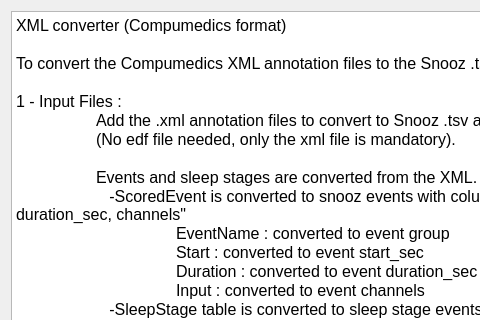
Old version of the form tools/CEAMSTools/ConvertXMLCompumedics/IntroStep/Ui_IntroStep.ui in the repository SnoozToolbox/snooz-package-ceams; both pictures show x 0 to 480 and y 0 to 320 of the 730 by 590 pixel window.
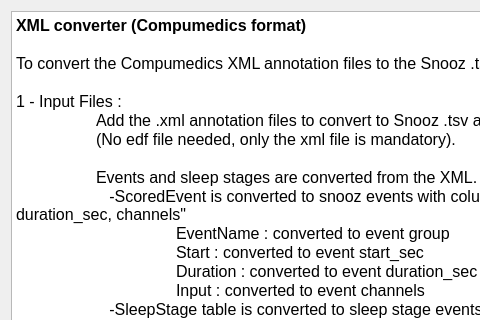
New version of the form.

Diff of the .ui file:
```diff
--- a/tools/CEAMSTools/ConvertXMLCompumedics/IntroStep/Ui_IntroStep.ui
+++ b/tools/CEAMSTools/ConvertXMLCompumedics/IntroStep/Ui_IntroStep.ui
@@ -18,36 +18,39 @@
    </property>
    <item>
     <widget class="QTextEdit" name="textEdit">
+     <property name="readOnly">
+      <bool>true</bool>
+     </property>
      <property name="html">
-      <string>&lt;!DOCTYPE HTML PUBLIC "-//W3C//DTD HTML 4.0//EN" "http://www.w3.org/TR/REC-html40/strict.dtd"&gt;
-&lt;html&gt;&lt;head&gt;&lt;meta name="qrichtext" content="1" /&gt;&lt;style type="text/css"&gt;
+      <string>&lt;!DOCTYPE HTML PUBLIC &quot;-//W3C//DTD HTML 4.0//EN&quot; &quot;http://www.w3.org/TR/REC-html40/strict.dtd&quot;&gt;
+&lt;html&gt;&lt;head&gt;&lt;meta name=&quot;qrichtext&quot; content=&quot;1&quot; /&gt;&lt;style type=&quot;text/css&quot;&gt;
 p, li { white-space: pre-wrap; }
-&lt;/style&gt;&lt;/head&gt;&lt;body style=" font-family:'Roboto'; font-size:12pt; font-weight:400; font-style:normal;"&gt;
-&lt;p style=" margin-top:0px; margin-bottom:0px; margin-left:0px; margin-right:0px; -qt-block-indent:0; text-indent:0px;"&gt;&lt;span style=" font-size:12pt font-weight:600;"&gt;XML converter (Compumedics format)&lt;/span&gt;&lt;/p&gt;
-&lt;p style="-qt-paragraph-type:empty; margin-top:0px; margin-bottom:0px; margin-left:0px; margin-right:0px; -qt-block-indent:0; text-indent:0px; font-size:12pt"&gt;&lt;br /&gt;&lt;/p&gt;
-&lt;p style=" margin-top:0px; margin-bottom:0px; margin-left:0px; margin-right:0px; -qt-block-indent:0; text-indent:0px;"&gt;&lt;span style=" font-size:12pt"&gt;To convert the Compumedics XML annotation files to the Snooz .tsv annotation file.&lt;/span&gt;&lt;/p&gt;
-&lt;p style="-qt-paragraph-type:empty; margin-top:0px; margin-bottom:0px; margin-left:0px; margin-right:0px; -qt-block-indent:0; text-indent:0px; font-size:12pt"&gt;&lt;br /&gt;&lt;/p&gt;
-&lt;p style=" margin-top:0px; margin-bottom:0px; margin-left:0px; margin-right:0px; -qt-block-indent:0; text-indent:0px;"&gt;&lt;span style=" font-size:12pt text-decoration: underline;"&gt;1 - Input Files : &lt;/span&gt;&lt;/p&gt;
-&lt;p style=" margin-top:0px; margin-bottom:0px; margin-left:0px; margin-right:0px; -qt-block-indent:0; text-indent:0px;"&gt;&lt;span style=" font-size:12pt"&gt;	Add the .xml annotation files to convert to Snooz .tsv annotation file.&lt;/span&gt;&lt;/p&gt;
-&lt;p style=" margin-top:0px; margin-bottom:0px; margin-left:0px; margin-right:0px; -qt-block-indent:0; text-indent:0px;"&gt;&lt;span style=" font-size:12pt"&gt;	(No edf file needed, only the xml file is mandatory).&lt;/span&gt;&lt;/p&gt;
-&lt;p style="-qt-paragraph-type:empty; margin-top:0px; margin-bottom:0px; margin-left:0px; margin-right:0px; -qt-block-indent:0; text-indent:0px; font-size:12pt"&gt;&lt;br /&gt;&lt;/p&gt;
-&lt;p style=" margin-top:0px; margin-bottom:0px; margin-left:0px; margin-right:0px; -qt-block-indent:0; text-indent:0px;"&gt;&lt;span style=" font-size:12pt"&gt;	Events and sleep stages are converted from the XML.&lt;/span&gt;&lt;/p&gt;
-&lt;p style=" margin-top:0px; margin-bottom:0px; margin-left:0px; margin-right:0px; -qt-block-indent:0; text-indent:0px;"&gt;&lt;span style=" font-size:12pt"&gt;	   -ScoredEvent is converted to snooz events with columns : &amp;quot;group, name, start_sec, duration_sec, channels&amp;quot;&lt;/span&gt;&lt;/p&gt;
-&lt;p style=" margin-top:0px; margin-bottom:0px; margin-left:0px; margin-right:0px; -qt-block-indent:0; text-indent:0px;"&gt;&lt;span style=" font-size:12pt"&gt;	   	EventName : converted to event group&lt;/span&gt;&lt;/p&gt;
-&lt;p style=" margin-top:0px; margin-bottom:0px; margin-left:0px; margin-right:0px; -qt-block-indent:0; text-indent:0px;"&gt;&lt;span style=" font-size:12pt"&gt;	   	Start : converted to event start_sec&lt;/span&gt;&lt;/p&gt;
-&lt;p style=" margin-top:0px; margin-bottom:0px; margin-left:0px; margin-right:0px; -qt-block-indent:0; text-indent:0px;"&gt;&lt;span style=" font-size:12pt"&gt;	   	Duration : converted to event duration_sec&lt;/span&gt;&lt;/p&gt;
-&lt;p style=" margin-top:0px; margin-bottom:0px; margin-left:0px; margin-right:0px; -qt-block-indent:0; text-indent:0px;"&gt;&lt;span style=" font-size:12pt"&gt;	   	Input : converted to event channels&lt;/span&gt;&lt;/p&gt;
-&lt;p style=" margin-top:0px; margin-bottom:0px; margin-left:0px; margin-right:0px; -qt-block-indent:0; text-indent:0px;"&gt;&lt;span style=" font-size:12pt"&gt;	   -SleepStage table is converted to sleep stage events&lt;/span&gt;&lt;/p&gt;
-&lt;p style=" margin-top:0px; margin-bottom:0px; margin-left:0px; margin-right:0px; -qt-block-indent:0; text-indent:0px;"&gt;&lt;span style=" font-size:12pt"&gt;		group : &amp;quot;stage&amp;quot;&lt;/span&gt;&lt;/p&gt;
-&lt;p style=" margin-top:0px; margin-bottom:0px; margin-left:0px; margin-right:0px; -qt-block-indent:0; text-indent:0px;"&gt;&lt;span style=" font-size:12pt"&gt;		name : table value (i.e. 0, 1, 2, 3, 5, 6, 7, 9)&lt;/span&gt;&lt;/p&gt;
-&lt;p style=" margin-top:0px; margin-bottom:0px; margin-left:0px; margin-right:0px; -qt-block-indent:0; text-indent:0px;"&gt;&lt;span style=" font-size:12pt"&gt;		start_sec : start of the epoch (s)&lt;/span&gt;&lt;/p&gt;
-&lt;p style=" margin-top:0px; margin-bottom:0px; margin-left:0px; margin-right:0px; -qt-block-indent:0; text-indent:0px;"&gt;&lt;span style=" font-size:12pt"&gt;		duration_sec : EpochLength (from the xml file)&lt;/span&gt;&lt;/p&gt;
-&lt;p style="-qt-paragraph-type:empty; margin-top:0px; margin-bottom:0px; margin-left:0px; margin-right:0px; -qt-block-indent:0; text-indent:0px; font-size:12pt"&gt;&lt;br /&gt;&lt;/p&gt;
-&lt;p style=" margin-top:0px; margin-bottom:0px; margin-left:0px; margin-right:0px; -qt-block-indent:0; text-indent:0px;"&gt;&lt;span style=" font-size:12pt text-decoration: underline;"&gt;Output : &lt;/span&gt;&lt;/p&gt;
-&lt;p style=" margin-top:0px; margin-bottom:0px; margin-left:0px; margin-right:0px; -qt-block-indent:0; text-indent:0px;"&gt;&lt;span style=" font-size:12pt"&gt;	The generated files have the same name as the input files except for the extension which is tsv instead of xml.&lt;/span&gt;&lt;/p&gt;
-&lt;p style=" margin-top:0px; margin-bottom:0px; margin-left:0px; margin-right:0px; -qt-block-indent:0; text-indent:0px;"&gt;&lt;span style=" font-size:12pt"&gt;	To use the generated annotation files in Snooz, the PSG files must have the same name as the annotation files.&lt;/span&gt;&lt;/p&gt;
-&lt;p style=" margin-top:0px; margin-bottom:0px; margin-left:0px; margin-right:0px; -qt-block-indent:0; text-indent:0px;"&gt;&lt;span style=" font-size:12pt"&gt;	i.e. subject1.edf and subject1.tsv &lt;/span&gt;&lt;span style=" font-size:12pt font-weight:600;"&gt;is valid &lt;/span&gt;&lt;span style=" font-size:12pt"&gt;and subject1.edf and subject1_annotation.tsv &lt;/span&gt;&lt;span style=" font-size:12pt font-weight:600;"&gt;is not valid&lt;/span&gt;&lt;span style=" font-size:12pt"&gt;. &lt;/span&gt;&lt;/p&gt;
-&lt;p style="-qt-paragraph-type:empty; margin-top:0px; margin-bottom:0px; margin-left:0px; margin-right:0px; -qt-block-indent:0; text-indent:0px; font-size:12pt"&gt;&lt;br /&gt;&lt;/p&gt;&lt;/body&gt;&lt;/html&gt;</string>
+&lt;/style&gt;&lt;/head&gt;&lt;body style=&quot; font-family:'Roboto'; font-size:12pt; font-weight:400; font-style:normal;&quot;&gt;
+&lt;p style=&quot; margin-top:0px; margin-bottom:0px; margin-left:0px; margin-right:0px; -qt-block-indent:0; text-indent:0px;&quot;&gt;&lt;span style=&quot; font-weight:600;&quot;&gt;XML converter (Compumedics format)&lt;/span&gt;&lt;/p&gt;
+&lt;p style=&quot;-qt-paragraph-type:empty; margin-top:0px; margin-bottom:0px; margin-left:0px; margin-right:0px; -qt-block-indent:0; text-indent:0px;&quot;&gt;&lt;br /&gt;&lt;/p&gt;
+&lt;p style=&quot; margin-top:0px; margin-bottom:0px; margin-left:0px; margin-right:0px; -qt-block-indent:0; text-indent:0px;&quot;&gt;To convert the Compumedics XML annotation files to the Snooz .tsv annotation file.&lt;/p&gt;
+&lt;p style=&quot;-qt-paragraph-type:empty; margin-top:0px; margin-bottom:0px; margin-left:0px; margin-right:0px; -qt-block-indent:0; text-indent:0px;&quot;&gt;&lt;br /&gt;&lt;/p&gt;
+&lt;p style=&quot; margin-top:0px; margin-bottom:0px; margin-left:0px; margin-right:0px; -qt-block-indent:0; text-indent:0px;&quot;&gt;1 - Input Files : &lt;/p&gt;
+&lt;p style=&quot; margin-top:0px; margin-bottom:0px; margin-left:0px; margin-right:0px; -qt-block-indent:0; text-indent:0px;&quot;&gt;	Add the .xml annotation files to convert to Snooz .tsv annotation file.&lt;/p&gt;
+&lt;p style=&quot; margin-top:0px; margin-bottom:0px; margin-left:0px; margin-right:0px; -qt-block-indent:0; text-indent:0px;&quot;&gt;	(No edf file needed, only the xml file is mandatory).&lt;/p&gt;
+&lt;p style=&quot;-qt-paragraph-type:empty; margin-top:0px; margin-bottom:0px; margin-left:0px; margin-right:0px; -qt-block-indent:0; text-indent:0px;&quot;&gt;&lt;br /&gt;&lt;/p&gt;
+&lt;p style=&quot; margin-top:0px; margin-bottom:0px; margin-left:0px; margin-right:0px; -qt-block-indent:0; text-indent:0px;&quot;&gt;	Events and sleep stages are converted from the XML.&lt;/p&gt;
+&lt;p style=&quot; margin-top:0px; margin-bottom:0px; margin-left:0px; margin-right:0px; -qt-block-indent:0; text-indent:0px;&quot;&gt;	   -ScoredEvent is converted to snooz events with columns : &amp;quot;group, name, start_sec, duration_sec, channels&amp;quot;&lt;/p&gt;
+&lt;p style=&quot; margin-top:0px; margin-bottom:0px; margin-left:0px; margin-right:0px; -qt-block-indent:0; text-indent:0px;&quot;&gt;	   	EventName : converted to event group&lt;/p&gt;
+&lt;p style=&quot; margin-top:0px; margin-bottom:0px; margin-left:0px; margin-right:0px; -qt-block-indent:0; text-indent:0px;&quot;&gt;	   	Start : converted to event start_sec&lt;/p&gt;
+&lt;p style=&quot; margin-top:0px; margin-bottom:0px; margin-left:0px; margin-right:0px; -qt-block-indent:0; text-indent:0px;&quot;&gt;	   	Duration : converted to event duration_sec&lt;/p&gt;
+&lt;p style=&quot; margin-top:0px; margin-bottom:0px; margin-left:0px; margin-right:0px; -qt-block-indent:0; text-indent:0px;&quot;&gt;	   	Input : converted to event channels&lt;/p&gt;
+&lt;p style=&quot; margin-top:0px; margin-bottom:0px; margin-left:0px; margin-right:0px; -qt-block-indent:0; text-indent:0px;&quot;&gt;	   -SleepStage table is converted to sleep stage events&lt;/p&gt;
+&lt;p style=&quot; margin-top:0px; margin-bottom:0px; margin-left:0px; margin-right:0px; -qt-block-indent:0; text-indent:0px;&quot;&gt;		group : &amp;quot;stage&amp;quot;&lt;/p&gt;
+&lt;p style=&quot; margin-top:0px; margin-bottom:0px; margin-left:0px; margin-right:0px; -qt-block-indent:0; text-indent:0px;&quot;&gt;		name : table value (i.e. 0, 1, 2, 3, 5, 6, 7, 9)&lt;/p&gt;
+&lt;p style=&quot; margin-top:0px; margin-bottom:0px; margin-left:0px; margin-right:0px; -qt-block-indent:0; text-indent:0px;&quot;&gt;		start_sec : start of the epoch (s)&lt;/p&gt;
+&lt;p style=&quot; margin-top:0px; margin-bottom:0px; margin-left:0px; margin-right:0px; -qt-block-indent:0; text-indent:0px;&quot;&gt;		duration_sec : EpochLength (from the xml file)&lt;/p&gt;
+&lt;p style=&quot;-qt-paragraph-type:empty; margin-top:0px; margin-bottom:0px; margin-left:0px; margin-right:0px; -qt-block-indent:0; text-indent:0px;&quot;&gt;&lt;br /&gt;&lt;/p&gt;
+&lt;p style=&quot; margin-top:0px; margin-bottom:0px; margin-left:0px; margin-right:0px; -qt-block-indent:0; text-indent:0px;&quot;&gt;Output : &lt;/p&gt;
+&lt;p style=&quot; margin-top:0px; margin-bottom:0px; margin-left:0px; margin-right:0px; -qt-block-indent:0; text-indent:0px;&quot;&gt;	The generated files have the same name as the input files except for the extension which is tsv instead of xml.&lt;/p&gt;
+&lt;p style=&quot; margin-top:0px; margin-bottom:0px; margin-left:0px; margin-right:0px; -qt-block-indent:0; text-indent:0px;&quot;&gt;	To use the generated annotation files in Snooz, the PSG files must have the same name as the annotation files.&lt;/p&gt;
+&lt;p style=&quot; margin-top:0px; margin-bottom:0px; margin-left:0px; margin-right:0px; -qt-block-indent:0; text-indent:0px;&quot;&gt;	i.e. subject1.edf and subject1.tsv is valid and subject1.edf and subject1_annotation.tsv is not valid. &lt;/p&gt;
+&lt;p style=&quot;-qt-paragraph-type:empty; margin-top:0px; margin-bottom:0px; margin-left:0px; margin-right:0px; -qt-block-indent:0; text-indent:0px;&quot;&gt;&lt;br /&gt;&lt;/p&gt;&lt;/body&gt;&lt;/html&gt;</string>
      </property>
     </widget>
    </item>
```
Left out of the diff: 14 changed lines with no effect on the pictures.
